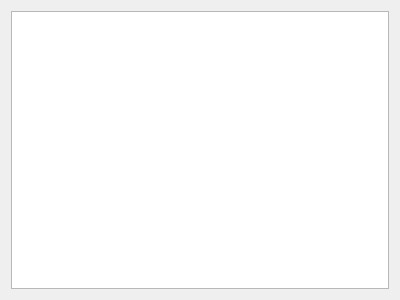
First picture: the form in scada.ui, repository mrblam/uart_log_qt, before the edit.
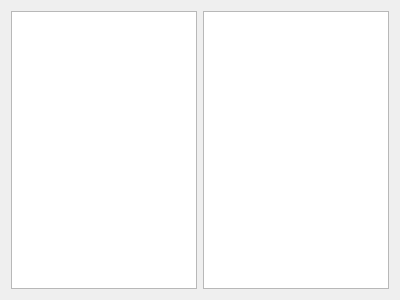
Second picture: the form after the edit.

Patch:
```diff
--- a/scada.ui
+++ b/scada.ui
@@ -17,6 +17,9 @@
    <item row="0" column="0">
     <widget class="QTableWidget" name="tableWidget"/>
    </item>
+   <item row="0" column="1">
+    <widget class="QTableView" name="tableView"/>
+   </item>
   </layout>
  </widget>
  <resources/>
```
